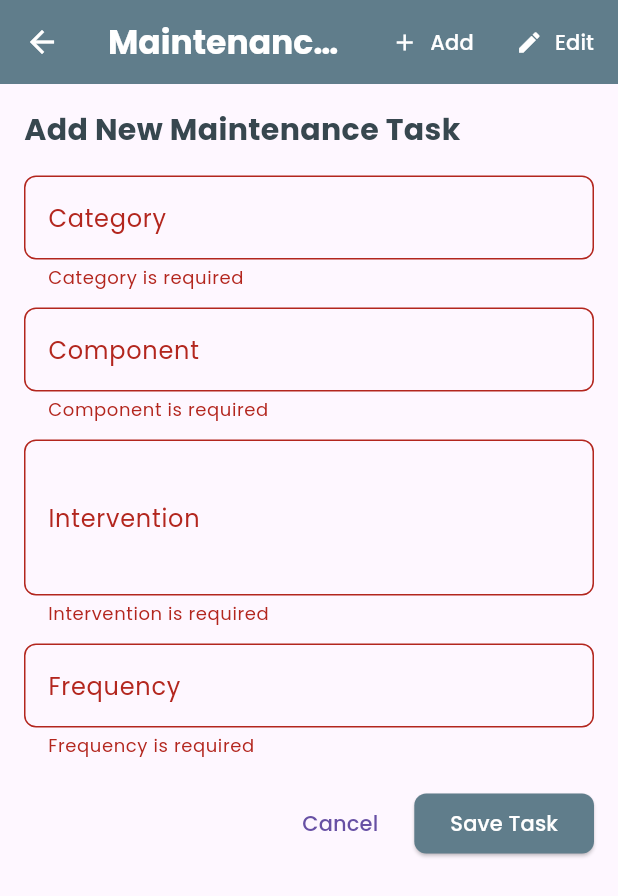
After one commit to Fabrone/Cmms, a Flutter app: the MaintenanceTasksScreen screen opened directly, after a tap on "Save Task", on a phone screen of 412 x 824 dp. The commit adds this screen. Shown: the top 896 px of the screen. Run offline on Flutter 3.47's test engine with Material 3 defaults, Android fonts, the phone set to English and light mode, and no system bars; our stand-ins replace cloud_firestore, cloud_functions, dio, file_picker, firebase_auth, firebase_core and 10 more; missing offline and left inert: flutter_pdfview; accounts and stored records are empty.

Commit message:
Added system defined maintenance task input section by the developer

```diff
--- /dev/null
+++ b/lib/developer/maintenance_tasks_screen.dart
@@ -0,0 +1,558 @@
+import 'package:flutter/material.dart';
+import 'package:cloud_firestore/cloud_firestore.dart';
+import 'package:firebase_auth/firebase_auth.dart';
+import 'package:google_fonts/google_fonts.dart';
+import 'package:logger/logger.dart';
+import 'package:cmms/models/maintenance_task_model.dart';
+
+class MaintenanceTasksScreen extends StatefulWidget {
+  const MaintenanceTasksScreen({super.key});
+
+  @override
+  MaintenanceTasksScreenState createState() => MaintenanceTasksScreenState();
+}
+
+class MaintenanceTasksScreenState extends State<MaintenanceTasksScreen> {
+  final logger = Logger(printer: PrettyPrinter());
+  final GlobalKey<ScaffoldMessengerState> _messengerKey = GlobalKey<ScaffoldMessengerState>();
+
+  // Form controllers
+  final _categoryController = TextEditingController();
+  final _componentController = TextEditingController();
+  final _interventionController = TextEditingController();
+  final _frequencyController = TextEditingController();
+
+  // Form key for validation
+  final _formKey = GlobalKey<FormState>();
+
+  // View mode: 'add' or 'edit'
+  String _viewMode = 'add';
+
+  // Selected document for editing
+  String? _selectedDocId;
+  String? _selectedCategory;
+
+  // Firestore reference
+  final FirebaseFirestore _firestore = FirebaseFirestore.instance;
+
+  @override
+  void dispose() {
+    _categoryController.dispose();
+    _componentController.dispose();
+    _interventionController.dispose();
+    _frequencyController.dispose();
+    super.dispose();
+  }
+
+  void _resetForm() {
+    _categoryController.clear();
+    _componentController.clear();
+    _interventionController.clear();
+    _frequencyController.clear();
+    setState(() {
+      _selectedDocId = null;
+      _selectedCategory = null;
+    });
+  }
+
+  Future<void> _addTask() async {
+    if (!_formKey.currentState!.validate()) return;
+
+    try {
+      final user = FirebaseAuth.instance.currentUser;
+      if (user == null) {
+        _showSnackBar('User not authenticated');
+        return;
+      }
+
+      final category = _categoryController.text.trim();
+
+      // Create a task model
+      final task = MaintenanceTaskModel(
+        component: _componentController.text.trim(),
+        intervention: _interventionController.text.trim(),
+        frequency: _frequencyController.text.trim(),
+        createdBy: user.uid,
+      );
+
+      // Add the category as a document if it doesn't exist
+      final categoryDoc = await _firestore.collection('Maintenance_Tasks').doc(category).get();
+
+      if (!categoryDoc.exists) {
+        await _firestore.collection('Maintenance_Tasks').doc(category).set({
+          'createdAt': FieldValue.serverTimestamp(),
+          'createdBy': user.uid,
+          'tasks': []
+        });
+      }
+
+      // Add the task to the category document
+      await _firestore.collection('Maintenance_Tasks').doc(category).update({
+        'tasks': FieldValue.arrayUnion([task.toMap()])
+      });
+
+      _showSnackBar('Maintenance task added successfully');
+      _resetForm();
+
+    } catch (e) {
+      logger.e('Error adding task: $e');
+      _showSnackBar('Error adding task: $e');
+    }
+  }
+
+  Future<void> _updateTask(int taskIndex) async {
+    if (!_formKey.currentState!.validate() || _selectedCategory == null) return;
+
+    try {
+      final user = FirebaseAuth.instance.currentUser;
+      if (user == null) {
+        _showSnackBar('User not authenticated');
+        return;
+      }
+
+      // Get the current tasks array
+      final docSnapshot = await _firestore.collection('Maintenance_Tasks').doc(_selectedCategory).get();
+      if (!docSnapshot.exists) {
+        _showSnackBar('Category document not found');
+        return;
+      }
+
+      final categoryModel = CategoryModel.fromFirestore(docSnapshot);
+
+      if (taskIndex >= categoryModel.tasks.length) {
+        _showSnackBar('Task index out of bounds');
+        return;
+      }
+
+      // Update the specific task
+      final updatedTask = categoryModel.tasks[taskIndex].copyWith(
+        component: _componentController.text.trim(),
+        intervention: _interventionController.text.trim(),
+        frequency: _frequencyController.text.trim(),
+        updatedAt: DateTime.now(),
+      );
+
+      final updatedTasks = List<MaintenanceTaskModel>.from(categoryModel.tasks);
+      updatedTasks[taskIndex] = updatedTask;
+
+      // Update the document with the modified tasks array
+      await _firestore.collection('Maintenance_Tasks').doc(_selectedCategory).update({
+        'tasks': updatedTasks.map((task) => task.toMap()).toList()
+      });
+
+      _showSnackBar('Maintenance task updated successfully');
+      setState(() {
+        _viewMode = 'edit';
+        _selectedDocId = null;
+      });
+      _resetForm();
+
+    } catch (e) {
+      logger.e('Error updating task: $e');
+      _showSnackBar('Error updating task: $e');
+    }
+  }
+
+  Future<void> _deleteTask(String category, int taskIndex) async {
+    try {
+      // Get the current tasks array
+      final docSnapshot = await _firestore.collection('Maintenance_Tasks').doc(category).get();
+      if (!docSnapshot.exists) {
+        _showSnackBar('Category document not found');
+        return;
+      }
+
+      final tasks = List<Map<String, dynamic>>.from(docSnapshot.data()!['tasks'] ?? []);
+
+      if (taskIndex >= tasks.length) {
+        _showSnackBar('Task index out of bounds');
+        return;
+      }
+
+      // Remove the task at the specified index
+      tasks.removeAt(taskIndex);
+
+      // Update the document with the modified tasks array
+      await _firestore.collection('Maintenance_Tasks').doc(category).update({
+        'tasks': tasks
+      });
+
+      // If no tasks remain, consider deleting the category document
+      if (tasks.isEmpty) {
+        if (!mounted) return;
+        bool? confirmDelete = await showDialog<bool>(
+          context: context,
+          builder: (context) => AlertDialog(
+            title: Text('Delete Category', style: GoogleFonts.poppins()),
+            content: Text(
+              'No tasks remain in this category. Do you want to delete the category "$category"?',
+              style: GoogleFonts.poppins(),
+            ),
+            actions: [
+              TextButton(
+                onPressed: () => Navigator.pop(context, false),
+                child: Text('Keep', style: GoogleFonts.poppins()),
+              ),
+              TextButton(
+                onPressed: () => Navigator.pop(context, true),
+                child: Text('Delete', style: GoogleFonts.poppins()),
+              ),
+            ],
+          ),
+        );
+
+        if (confirmDelete == true) {
+          await _firestore.collection('Maintenance_Tasks').doc(category).delete();
+          _showSnackBar('Category "$category" deleted');
+        }
+      } else {
+        _showSnackBar('Task deleted successfully');
+      }
+
+    } catch (e) {
+      logger.e('Error deleting task: $e');
+      _showSnackBar('Error deleting task: $e');
+    }
+  }
+
+  Future<void> _deleteCategory(String category) async {
+    try {
+      if (!mounted) return;
+      bool? confirmDelete = await showDialog<bool>(
+        context: context,
+        builder: (context) => AlertDialog(
+          title: Text('Delete Category', style: GoogleFonts.poppins()),
+          content: Text(
+            'Are you sure you want to delete the category "$category" and all its tasks?',
+            style: GoogleFonts.poppins(),
+          ),
+          actions: [
+            TextButton(
+              onPressed: () => Navigator.pop(context, false),
+              child: Text('Cancel', style: GoogleFonts.poppins()),
+            ),
+            TextButton(
+              onPressed: () => Navigator.pop(context, true),
+              child: Text('Delete', style: GoogleFonts.poppins()),
+            ),
+          ],
+        ),
+      );
+
+      if (confirmDelete == true) {
+        await _firestore.collection('Maintenance_Tasks').doc(category).delete();
+        _showSnackBar('Category "$category" deleted');
+      }
+
+    } catch (e) {
+      logger.e('Error deleting category: $e');
+      _showSnackBar('Error deleting category: $e');
+    }
+  }
+
+  void _editTask(String category, Map<String, dynamic> task, int index) {
+    setState(() {
+      _viewMode = 'add';
+      _selectedCategory = category;
+      _selectedDocId = index.toString();
+      _categoryController.text = category;
+      _componentController.text = task['component'] ?? '';
+      _interventionController.text = task['intervention'] ?? '';
+      _frequencyController.text = task['frequency'] ?? '';
+    });
+  }
+
+  void _showSnackBar(String message) {
+    if (mounted) {
+      _messengerKey.currentState?.showSnackBar(
+        SnackBar(content: Text(message, style: GoogleFonts.poppins())),
+      );
+    }
+  }
+
+  @override
+  Widget build(BuildContext context) {
+    return ScaffoldMessenger(
+      key: _messengerKey,
+      child: Scaffold(
+        appBar: AppBar(
+          title: Text(
+            'Maintenance Tasks Management',
+            style: GoogleFonts.poppins(color: Colors.white, fontWeight: FontWeight.bold),
+          ),
+          backgroundColor: Colors.blueGrey,
+          leading: IconButton(
+            icon: const Icon(Icons.arrow_back, color: Colors.white),
+            onPressed: () => Navigator.pop(context),
+          ),
+          actions: [
+            TextButton.icon(
+              onPressed: () {
+                setState(() {
+                  _viewMode = 'add';
+                  _resetForm();
+                });
+              },
+              icon: const Icon(Icons.add, color: Colors.white),
+              label: Text('Add', style: GoogleFonts.poppins(color: Colors.white)),
+            ),
+            TextButton.icon(
+              onPressed: () {
+                setState(() {
+                  _viewMode = 'edit';
+                  _resetForm();
+                });
+              },
+              icon: const Icon(Icons.edit, color: Colors.white),
+              label: Text('Edit', style: GoogleFonts.poppins(color: Colors.white)),
+            ),
+          ],
+        ),
+        body: Padding(
+          padding: const EdgeInsets.all(16.0),
+          child: _viewMode == 'add' ? _buildAddForm() : _buildEditView(),
+        ),
+      ),
+    );
+  }
+
+  Widget _buildAddForm() {
+    return Form(
+      key: _formKey,
+      child: SingleChildScrollView(
+        child: Column(
+          crossAxisAlignment: CrossAxisAlignment.start,
+          children: [
+            Text(
+              _selectedDocId == null ? 'Add New Maintenance Task' : 'Edit Maintenance Task',
+              style: GoogleFonts.poppins(
+                fontSize: 20,
+                fontWeight: FontWeight.bold,
+                color: Colors.blueGrey[800],
+              ),
+            ),
+            const SizedBox(height: 16),
+            TextFormField(
+              controller: _categoryController,
+              decoration: InputDecoration(
+                labelText: 'Category',
+                hintText: 'e.g., Civil, Electrical, Water_Sanitation',
+                border: OutlineInputBorder(borderRadius: BorderRadius.circular(8)),
+                labelStyle: GoogleFonts.poppins(),
+              ),
+              style: GoogleFonts.poppins(),
+              validator: (value) => value!.isEmpty ? 'Category is required' : null,
+              enabled: _selectedDocId == null, // Disable when editing
+            ),
+            const SizedBox(height: 12),
+            TextFormField(
+              controller: _componentController,
+              decoration: InputDecoration(
+                labelText: 'Component',
+                border: OutlineInputBorder(borderRadius: BorderRadius.circular(8)),
+                labelStyle: GoogleFonts.poppins(),
+              ),
+              style: GoogleFonts.poppins(),
+              validator: (value) => value!.isEmpty ? 'Component is required' : null,
+            ),
+            const SizedBox(height: 12),
+            TextFormField(
+              controller: _interventionController,
+              decoration: InputDecoration(
+                labelText: 'Intervention',
+                border: OutlineInputBorder(borderRadius: BorderRadius.circular(8)),
+                labelStyle: GoogleFonts.poppins(),
+              ),
+              style: GoogleFonts.poppins(),
+              validator: (value) => value!.isEmpty ? 'Intervention is required' : null,
+              maxLines: 3,
+            ),
+            const SizedBox(height: 12),
+            TextFormField(
+              controller: _frequencyController,
+              decoration: InputDecoration(
+                labelText: 'Frequency',
+                border: OutlineInputBorder(borderRadius: BorderRadius.circular(8)),
+                labelStyle: GoogleFonts.poppins(),
+              ),
+              style: GoogleFonts.poppins(),
+              validator: (value) => value!.isEmpty ? 'Frequency is required' : null,
+            ),
+            const SizedBox(height: 20),
+            Row(
+              mainAxisAlignment: MainAxisAlignment.end,
+              children: [
+                TextButton(
+                  onPressed: () {
+                    _resetForm();
+                    if (_selectedDocId != null) {
+                      setState(() {
+                        _viewMode = 'edit';
+                      });
+                    }
+                  },
+                  child: Text('Cancel', style: GoogleFonts.poppins()),
+                ),
+                const SizedBox(width: 12),
+                ElevatedButton(
+                  onPressed: () {
+                    if (_selectedDocId != null) {
+                      _updateTask(int.parse(_selectedDocId!));
+                    } else {
+                      _addTask();
+                    }
+                  },
+                  style: ElevatedButton.styleFrom(
+                    backgroundColor: Colors.blueGrey,
+                    shape: RoundedRectangleBorder(borderRadius: BorderRadius.circular(8)),
+                  ),
+                  child: Text(
+                    _selectedDocId == null ? 'Save Task' : 'Update Task',
+                    style: GoogleFonts.poppins(color: Colors.white),
+                  ),
+                ),
+              ],
+            ),
+          ],
+        ),
+      ),
+    );
+  }
+
+  Widget _buildEditView() {
+    return StreamBuilder<QuerySnapshot>(
+      stream: _firestore.collection('Maintenance_Tasks').snapshots(),
+      builder: (context, snapshot) {
+        if (snapshot.connectionState == ConnectionState.waiting) {
+          return const Center(child: CircularProgressIndicator());
+        }
+
+        if (snapshot.hasError) {
+          return Center(child: Text('Error: ${snapshot.error}', style: GoogleFonts.poppins()));
+        }
+
+        final docs = snapshot.data?.docs ?? [];
+        if (docs.isEmpty) {
+          return Center(
+            child: Column(
+              mainAxisAlignment: MainAxisAlignment.center,
+              children: [
+                Icon(Icons.engineering, size: 64, color: Colors.blueGrey[300]),
+                const SizedBox(height: 16),
+                Text(
+                  'No maintenance tasks found',
+                  style: GoogleFonts.poppins(fontSize: 18, color: Colors.blueGrey[600]),
+                ),
+                const SizedBox(height: 8),
+                ElevatedButton(
+                  onPressed: () {
+                    setState(() {
+                      _viewMode = 'add';
+                    });
+                  },
+                  style: ElevatedButton.styleFrom(
+                    backgroundColor: Colors.blueGrey,
+                    shape: RoundedRectangleBorder(borderRadius: BorderRadius.circular(8)),
+                  ),
+                  child: Text('Add Task', style: GoogleFonts.poppins(color: Colors.white)),
+                ),
+              ],
+            ),
+          );
+        }
+
+        return SingleChildScrollView(
+          scrollDirection: Axis.vertical,
+          child: Column(
+            crossAxisAlignment: CrossAxisAlignment.start,
+            children: [
+              Text(
+                'Maintenance Tasks',
+                style: GoogleFonts.poppins(
+                  fontSize: 20,
+                  fontWeight: FontWeight.bold,
+                  color: Colors.blueGrey[800],
+                ),
+              ),
+              const SizedBox(height: 16),
+              SingleChildScrollView(
+                scrollDirection: Axis.horizontal,
+                child: DataTable(
+                  columns: [
+                    DataColumn(label: Text('Category', style: GoogleFonts.poppins(fontWeight: FontWeight.bold))),
+                    DataColumn(label: Text('Component', style: GoogleFonts.poppins(fontWeight: FontWeight.bold))),
+                    DataColumn(label: Text('Intervention', style: GoogleFonts.poppins(fontWeight: FontWeight.bold))),
+                    DataColumn(label: Text('Frequency', style: GoogleFonts.poppins(fontWeight: FontWeight.bold))),
+                    DataColumn(label: Text('Actions', style: GoogleFonts.poppins(fontWeight: FontWeight.bold))),
+                  ],
+                  rows: _buildTableRows(docs),
+                ),
+              ),
+            ],
+          ),
+        );
+      },
+    );
+  }
+
+  List<DataRow> _buildTableRows(List<QueryDocumentSnapshot> docs) {
+    List<DataRow> rows = [];
+
+    for (var doc in docs) {
+      final categoryModel = CategoryModel.fromFirestore(doc);
+
+      if (categoryModel.tasks.isEmpty) {
+        rows.add(
+          DataRow(
+            cells: [
+              DataCell(Text(categoryModel.id, style: GoogleFonts.poppins())),
+              const DataCell(Text('-')),
+              const DataCell(Text('-')),
+              const DataCell(Text('-')),
+              DataCell(
+                IconButton(
+                  icon: const Icon(Icons.delete, color: Colors.red),
+                  onPressed: () => _deleteCategory(categoryModel.id),
+                  tooltip: 'Delete Category',
+                ),
+              ),
+            ],
+          ),
+        );
+      } else {
+        for (int i = 0; i < categoryModel.tasks.length; i++) {
+          final task = categoryModel.tasks[i];
+          rows.add(
+            DataRow(
+              cells: [
+                DataCell(Text(categoryModel.id, style: GoogleFonts.poppins())),
+                DataCell(Text(task.component, style: GoogleFonts.poppins())),
+                DataCell(Text(task.intervention, style: GoogleFonts.poppins())),
+                DataCell(Text(task.frequency, style: GoogleFonts.poppins())),
+                DataCell(
+                  Row(
+                    mainAxisSize: MainAxisSize.min,
+                    children: [
+                      IconButton(
+                        icon: const Icon(Icons.edit, color: Colors.blue),
+                        onPressed: () => _editTask(categoryModel.id, task.toMap(), i),
+                        tooltip: 'Edit Task',
+                      ),
+                      IconButton(
+                        icon: const Icon(Icons.delete, color: Colors.red),
+                        onPressed: () => _deleteTask(categoryModel.id, i),
+                        tooltip: 'Delete Task',
+                      ),
+                    ],
+                  ),
+                ),
+              ],
+            ),
+          );
+        }
+      }
+    }
+
+    return rows;
+  }
+}
--- /dev/null
+++ b/lib/models/maintenance_task_model.dart
@@ -0,0 +1,104 @@
+import 'package:cloud_firestore/cloud_firestore.dart';
+
+class MaintenanceTaskModel {
+  final String component;
+  final String intervention;
+  final String frequency;
+  final DateTime? createdAt;
+  final DateTime? updatedAt;
+  final String? createdBy;
+
+  MaintenanceTaskModel({
+    required this.component,
+    required this.intervention,
+    required this.frequency,
+    this.createdAt,
+    this.updatedAt,
+    this.createdBy,
+  });
+
+  // Convert model to a Map for Firestore
+  Map<String, dynamic> toMap() {
+    return {
+      'component': component,
+      'intervention': intervention,
+      'frequency': frequency,
+      'createdAt': createdAt != null ? Timestamp.fromDate(createdAt!) : FieldValue.serverTimestamp(),
+      'updatedAt': updatedAt != null ? Timestamp.fromDate(updatedAt!) : FieldValue.serverTimestamp(),
+      'createdBy': createdBy,
+    };
+  }
+
+  // Create model from Firestore data
+  factory MaintenanceTaskModel.fromMap(Map<String, dynamic> map) {
+    return MaintenanceTaskModel(
+      component: map['component'] ?? '',
+      intervention: map['intervention'] ?? '',
+      frequency: map['frequency'] ?? '',
+      createdAt: map['createdAt'] != null
+          ? (map['createdAt'] as Timestamp).toDate()
+          : null,
+      updatedAt: map['updatedAt'] != null
+          ? (map['updatedAt'] as Timestamp).toDate()
+          : null,
+      createdBy: map['createdBy'],
+    );
+  }
+
+  // Create a copy of the model with updated fields
+  MaintenanceTaskModel copyWith({
+    String? component,
+    String? intervention,
+    String? frequency,
+    DateTime? createdAt,
+    DateTime? updatedAt,
+    String? createdBy,
+  }) {
+    return MaintenanceTaskModel(
+      component: component ?? this.component,
+      intervention: intervention ?? this.intervention,
+      frequency: frequency ?? this.frequency,
+      createdAt: createdAt ?? this.createdAt,
+      updatedAt: updatedAt ?? this.updatedAt,
+      createdBy: createdBy ?? this.createdBy,
+    );
+  }
+}
+
+class CategoryModel {
+  final String id;
+  final List<MaintenanceTaskModel> tasks;
+  final DateTime? createdAt;
+  final String? createdBy;
+
+  CategoryModel({
+    required this.id,
+    required this.tasks,
+    this.createdAt,
+    this.createdBy,
+  });
+
+  // Convert model to a Map for Firestore
+  Map<String, dynamic> toMap() {
+    return {
+      'tasks': tasks.map((task) => task.toMap()).toList(),
+      'createdAt': createdAt != null ? Timestamp.fromDate(createdAt!) : FieldValue.serverTimestamp(),
+      'createdBy': createdBy,
+    };
+  }
+
+  // Create model from Firestore data
+  factory CategoryModel.fromFirestore(DocumentSnapshot doc) {
+    final data = doc.data() as Map<String, dynamic>? ?? {};
+    final List<dynamic> tasksList = data['tasks'] ?? [];
+
+    return CategoryModel(
+      id: doc.id,
+      tasks: tasksList.map((task) => MaintenanceTaskModel.fromMap(task as Map<String, dynamic>)).toList(),
+      createdAt: data['createdAt'] != null
+          ? (data['createdAt'] as Timestamp).toDate()
+          : null,
+      createdBy: data['createdBy'],
+    );
+  }
+}
```
Also changed, not shown: lib/developer/developer_screen.dart (+11 -0 lines).
